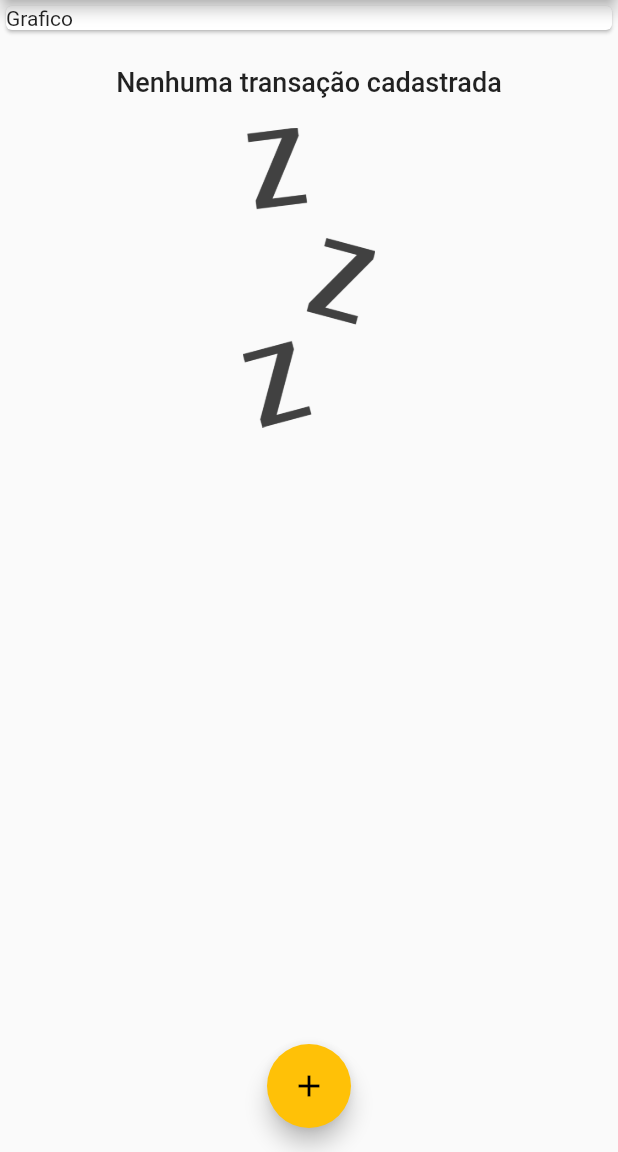
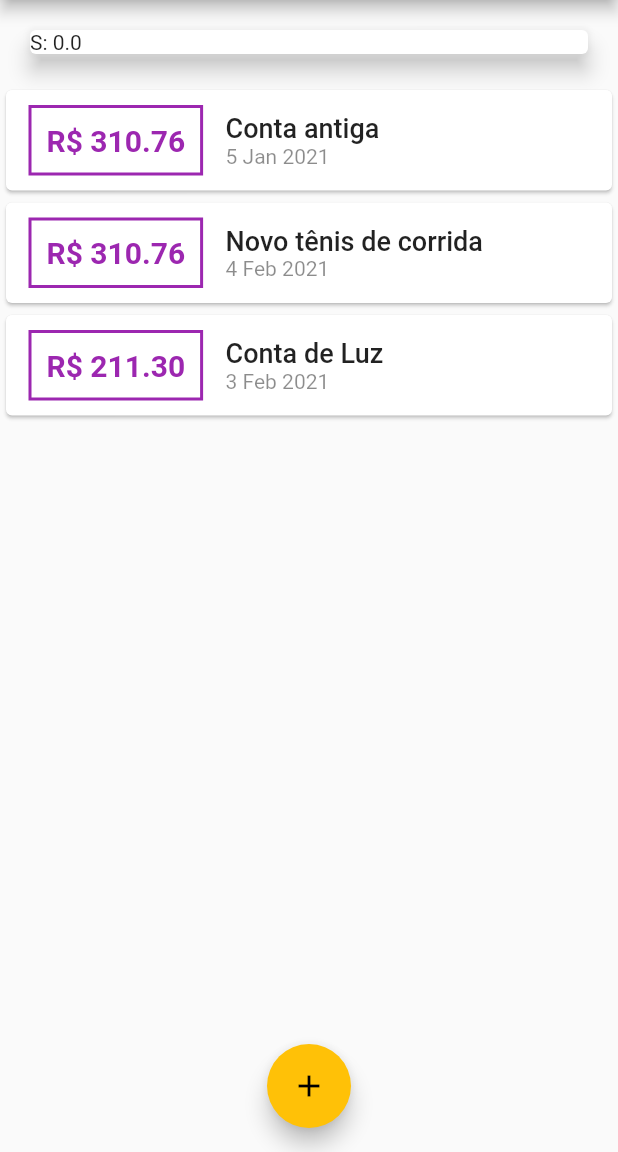
Before and after one commit to guilhermealbino83/flutter, a Flutter app: the screen it shows after launch, on a phone screen of 412 x 824 dp, the part 84-1236 px from its top. Run offline on Flutter 3.47's test engine with Material 2 defaults, Android fonts, the phone set to English and light mode, and no system bars; Roboto replaces fonts that are missing (OpensSans).

Commit message:
Chart_1
Chart 1

```diff
--- /dev/null
+++ b/expenses/lib/components/chart.dart
@@ -0,0 +1,47 @@
+import 'package:flutter/material.dart';
+import 'package:intl/intl.dart';
+import '../models/transaction.dart';
+
+class Chart extends StatelessWidget {
+  final List<Transaction> recentTransactions;
+
+  Chart(this.recentTransactions);
+
+  List<Map<String, Object>> get groupedTransacions {
+    return List.generate(1, (index) {
+      final weekDay = DateTime.now().subtract(
+        Duration(days: index),
+      );
+
+      double totalSum = 0.00;
+
+      for (var i = 0; i < recentTransactions.length; i++) {
+        bool sameDay = recentTransactions[i].date.day == weekDay.day;
+        bool sameMonth = recentTransactions[i].date.month == weekDay.month;
+        bool sameYear = recentTransactions[i].date.year == weekDay.year;
+
+        if (sameDay && sameMonth && sameYear) {
+          totalSum += recentTransactions[i].value;
+        }
+      }
+
+      return {
+        'day': DateFormat.E().format(weekDay)[0],
+        'value': totalSum,
+      };
+    });
+  }
+
+  @override
+  Widget build(BuildContext context) {
+    return Card(
+      elevation: 6,
+      margin: EdgeInsets.all(20),
+      child: Row(
+        children: groupedTransacions.map((tr) {
+          return Text('${tr['day']}: ${tr['value']}');
+        }).toList(),
+      ),
+    );
+  }
+}
--- /dev/null
+++ b/expenses/lib/components/chart_bar.dart
@@ -0,0 +1,8 @@
+import 'package:flutter/material.dart';
+
+class ChartBar extends StatelessWidget {
+  @override
+  Widget build(BuildContext context) {
+    return Container();
+  }
+}
--- a/expenses/lib/main.dart
+++ b/expenses/lib/main.dart
@@ -4,6 +4,7 @@ import 'dart:math';
 import 'models/transaction.dart';
 import 'components/transaction_form.dart';
 import 'components/transaction_list.dart';
+import 'components/chart.dart';
 
 main() => runApp(ExpensesApp());
 
@@ -45,19 +46,33 @@ class MyHomePage extends StatefulWidget {
 
 class _MyHomePageState extends State<MyHomePage> {
   final List<Transaction> _transactions = [
-    // Transaction(
-    //   id: 't1',
-    //   title: 'Novo tênis de corrida',
-    //   value: 310.76,
-    //   date: DateTime.now(),
-    // ),
-    // Transaction(
-    //   id: 't20',
-    //   title: 'Conta #01',
-    //   value: 211.30,
-    //   date: DateTime.now(),
-    // ),
+    Transaction(
+      id: 't0',
+      title: 'Conta antiga',
+      value: 310.76,
+      date: DateTime.now().subtract(Duration(days: 33)),
+    ),
+    Transaction(
+      id: 't1',
+      title: 'Novo tênis de corrida',
+      value: 310.76,
+      date: DateTime.now().subtract(Duration(days: 3)),
+    ),
+    Transaction(
+      id: 't20',
+      title: 'Conta de Luz',
+      value: 211.30,
+      date: DateTime.now().subtract(Duration(days: 4)),
+    ),
   ];
+
+  List<Transaction> get _recentTransactions {
+    return _transactions.where((tr) {
+      return tr.date.isAfter(DateTime.now().subtract(
+        Duration(days: 7),
+      ));
+    }).toList();
+  }
 
   _addTransaction(String title, double value) {
     final newTransaction = Transaction(
@@ -101,11 +116,7 @@ class _MyHomePageState extends State<MyHomePage> {
         child: Column(
           crossAxisAlignment: CrossAxisAlignment.stretch,
           children: <Widget>[
-            Container(
-              child: Card(
-                child: Text('Grafico'),
-              ),
-            ),
+            Chart(_recentTransactions),
             TransactionList(_transactions),
           ],
         ),
```
